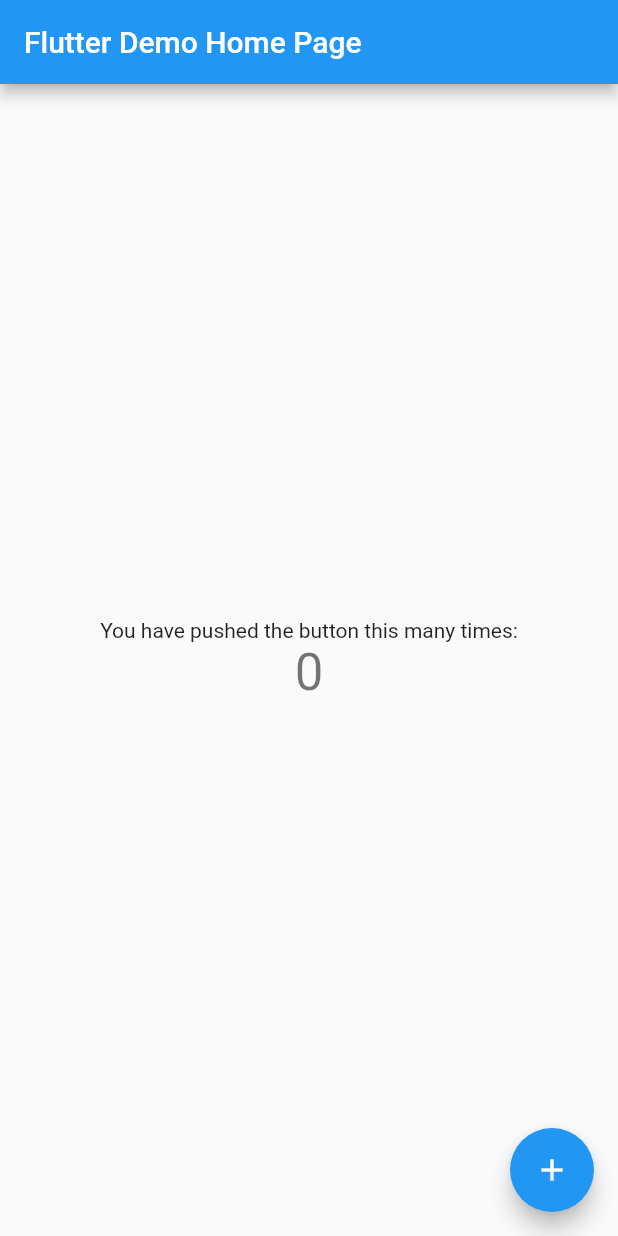
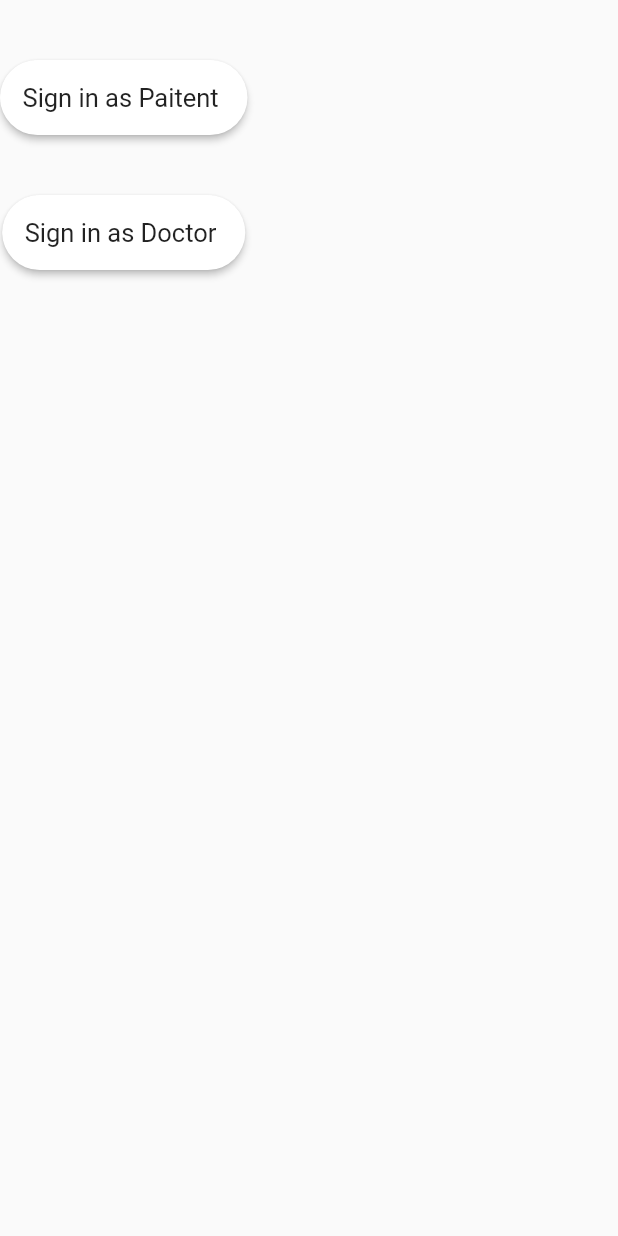
Before and after one commit to iiitv/hackiiitv20-submissions, a Flutter app: the screen it shows after launch, on a phone screen of 412 x 824 dp. Run offline on Flutter 3.47's test engine with Material 2 defaults, Android fonts, the phone set to English and light mode, and no system bars.

Commit message:
sign in page ready

```diff
--- a/team#33 - 3/clinico/lib/main.dart
+++ b/team#33 - 3/clinico/lib/main.dart
@@ -1,3 +1,4 @@
+import 'package:clinico/pages/wrapper.dart';
 import 'package:flutter/material.dart';
 
 void main() {
@@ -11,107 +12,10 @@
     return MaterialApp(
       title: 'Flutter Demo',
       theme: ThemeData(
-        // This is the theme of your application.
-        //
-        // Try running your application with "flutter run". You'll see the
-        // application has a blue toolbar. Then, without quitting the app, try
-        // changing the primarySwatch below to Colors.green and then invoke
-        // "hot reload" (press "r" in the console where you ran "flutter run",
-        // or simply save your changes to "hot reload" in a Flutter IDE).
-        // Notice that the counter didn't reset back to zero; the application
-        // is not restarted.
         primarySwatch: Colors.blue,
-        // This makes the visual density adapt to the platform that you run
-        // the app on. For desktop platforms, the controls will be smaller and
-        // closer together (more dense) than on mobile platforms.
         visualDensity: VisualDensity.adaptivePlatformDensity,
       ),
-      home: MyHomePage(title: 'Flutter Demo Home Page'),
+      home: Wrapper(),
     );
   }
 }
-
-class MyHomePage extends StatefulWidget {
-  MyHomePage({Key key, this.title}) : super(key: key);
-
-  // This widget is the home page of your application. It is stateful, meaning
-  // that it has a State object (defined below) that contains fields that affect
-  // how it looks.
-
-  // This class is the configuration for the state. It holds the values (in this
-  // case the title) provided by the parent (in this case the App widget) and
-  // used by the build method of the State. Fields in a Widget subclass are
-  // always marked "final".
-
-  final String title;
-
-  @override
-  _MyHomePageState createState() => _MyHomePageState();
-}
-
-class _MyHomePageState extends State<MyHomePage> {
-  int _counter = 0;
-
-  void _incrementCounter() {
-    setState(() {
-      // This call to setState tells the Flutter framework that something has
-      // changed in this State, which causes it to rerun the build method below
-      // so that the display can reflect the updated values. If we changed
-      // _counter without calling setState(), then the build method would not be
-      // called again, and so nothing would appear to happen.
-      _counter++;
-    });
-  }
-
-  @override
-  Widget build(BuildContext context) {
-    // This method is rerun every time setState is called, for instance as done
-    // by the _incrementCounter method above.
-    //
-    // The Flutter framework has been optimized to make rerunning build methods
-    // fast, so that you can just rebuild anything that needs updating rather
-    // than having to individually change instances of widgets.
-    return Scaffold(
-      appBar: AppBar(
-        // Here we take the value from the MyHomePage object that was created by
-        // the App.build method, and use it to set our appbar title.
-        title: Text(widget.title),
-      ),
-      body: Center(
-        // Center is a layout widget. It takes a single child and positions it
-        // in the middle of the parent.
-        child: Column(
-          // Column is also a layout widget. It takes a list of children and
-          // arranges them vertically. By default, it sizes itself to fit its
-          // children horizontally, and tries to be as tall as its parent.
-          //
-          // Invoke "debug painting" (press "p" in the console, choose the
-          // "Toggle Debug Paint" action from the Flutter Inspector in Android
-          // Studio, or the "Toggle Debug Paint" command in Visual Studio Code)
-          // to see the wireframe for each widget.
-          //
-          // Column has various properties to control how it sizes itself and
-          // how it positions its children. Here we use mainAxisAlignment to
-          // center the children vertically; the main axis here is the vertical
-          // axis because Columns are vertical (the cross axis would be
-          // horizontal).
-          mainAxisAlignment: MainAxisAlignment.center,
-          children: <Widget>[
-            Text(
-              'You have pushed the button this many times:',
-            ),
-            Text(
-              '$_counter',
-              style: Theme.of(context).textTheme.headline4,
-            ),
-          ],
-        ),
-      ),
-      floatingActionButton: FloatingActionButton(
-        onPressed: _incrementCounter,
-        tooltip: 'Increment',
-        child: Icon(Icons.add),
-      ), // This trailing comma makes auto-formatting nicer for build methods.
-    );
-  }
-}
--- /dev/null
+++ b/team#33 - 3/clinico/lib/pages/signin/signin.dart
@@ -0,0 +1,27 @@
+import 'package:clinico/pages/signin/signinbutton.dart';
+import 'package:flutter/cupertino.dart';
+import 'package:flutter/material.dart';
+
+class SignInPage extends StatefulWidget {
+  @override
+  _SignInPageState createState() => _SignInPageState();
+}
+
+class _SignInPageState extends State<SignInPage> {
+
+  @override
+  Widget build(BuildContext context) {
+    return Scaffold(
+      body: Container(
+        child: Column(
+          children: [
+            SizedBox(height: 40,),
+            SignButton(name: "Sign in as Paitent "),
+            SizedBox(height: 40,),
+            SignButton(name: "Sign in as Doctor "),
+          ],
+        ),
+      ),
+    );
+  }
+}
--- /dev/null
+++ b/team#33 - 3/clinico/lib/pages/signin/signinbutton.dart
@@ -0,0 +1,34 @@
+import 'package:flutter/cupertino.dart';
+import 'package:flutter/material.dart';
+
+class SignButton extends StatelessWidget {
+
+  final String name;
+  SignButton({this.name});
+
+  @override
+  Widget build(BuildContext context) {
+
+    return RawMaterialButton(
+      shape: StadiumBorder(),
+      onPressed: () {},
+      fillColor: Colors.white,
+      splashColor: Colors.grey,
+      hoverElevation: 20,
+      child: Row(
+        mainAxisSize: MainAxisSize.min,
+        children: <Widget>[
+          Padding(
+            padding: EdgeInsets.symmetric(vertical: 15,horizontal: 15),
+            child: Text(
+              '$name',
+              style: TextStyle(
+                fontSize: 17,
+              ),
+            ),
+          ),
+        ],
+      ),
+    );
+  }
+}
--- /dev/null
+++ b/team#33 - 3/clinico/lib/pages/wrapper.dart
@@ -0,0 +1,10 @@
+import 'package:clinico/pages/signin/signin.dart';
+import 'package:flutter/material.dart';
+
+
+class Wrapper extends StatelessWidget {
+  @override
+  Widget build(BuildContext context) {
+    return SignInPage();
+  }
+}
```
Also changed, not shown: team#33 - 3/clinico/pubspec.lock.
